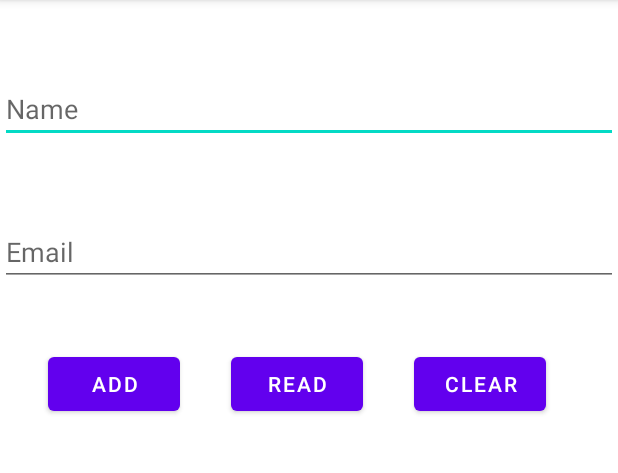
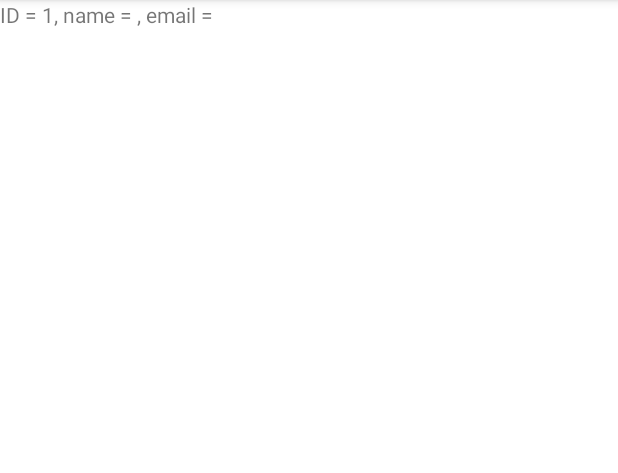
Before and after one commit to zorinivanand/TestSql, an Android app: the screen it shows after launch (MainActivity before the commit, ActivityResult after it), after a tap on "READ", on a phone screen of 412 x 824 dp, the part 84-557 px from its top. Run offline under Robolectric (Android 15) with nearby library versions, the phone set to English and light mode, and no system bars.

Commit message:
aad output in textview new activity

```diff
--- a/app/src/main/AndroidManifest.xml
+++ b/app/src/main/AndroidManifest.xml
@@ -3,12 +3,13 @@
     package="ru.zorinivan.testsql">
 
     <application
-        android:allowBackup="true"
+
         android:icon="@mipmap/ic_launcher"
         android:label="@string/app_name"
         android:roundIcon="@mipmap/ic_launcher_round"
         android:supportsRtl="true"
         android:theme="@style/Theme.TestSQL">
+        <activity android:name=".ActivityResult" />
         <activity android:name=".MainActivity">
             <intent-filter>
                 <action android:name="android.intent.action.MAIN" />
--- /dev/null
+++ b/app/src/main/java/ru/zorinivan/testsql/ActivityResult.java
@@ -0,0 +1,37 @@
+package ru.zorinivan.testsql;
+
+import androidx.appcompat.app.AppCompatActivity;
+
+import android.annotation.SuppressLint;
+import android.database.Cursor;
+import android.database.sqlite.SQLiteDatabase;
+import android.os.Bundle;
+import android.widget.TextView;
+
+public class ActivityResult extends AppCompatActivity {
+TextView textView;
+DBHelper dbHelper = new DBHelper(this);
+    @SuppressLint("SetTextI18n")
+    @Override
+    protected void onCreate(Bundle savedInstanceState) {
+        super.onCreate(savedInstanceState);
+        setContentView(R.layout.activity_result);
+
+        SQLiteDatabase database = dbHelper.getReadableDatabase();
+        Cursor cursor = database.query(DBHelper.TABLE_CONTACTS,null,
+                null,null,null,null,null);
+        cursor.moveToFirst();
+
+            int idIndex = cursor.getColumnIndex(DBHelper.KEY_ID);
+            int nameIndex = cursor.getColumnIndex(DBHelper.KEY_NAME);
+            int emailIndex = cursor.getColumnIndex(DBHelper.KEY_MAIL);
+
+        textView = findViewById(R.id.textView);
+
+        textView.setText("ID = "+cursor.getInt(idIndex)+
+                ", name = "+cursor.getString(nameIndex)+
+                ", email = "+cursor.getString(emailIndex));
+        cursor.moveToNext();
+        cursor.close();
+    }
+}
--- a/app/src/main/java/ru/zorinivan/testsql/MainActivity.java
+++ b/app/src/main/java/ru/zorinivan/testsql/MainActivity.java
@@ -4,6 +4,7 @@ import androidx.appcompat.app.AppCompatActivity;
 
 import android.annotation.SuppressLint;
 import android.content.ContentValues;
+import android.content.Intent;
 import android.database.Cursor;
 import android.database.sqlite.SQLiteDatabase;
 import android.os.Bundle;
@@ -58,25 +59,8 @@ public class MainActivity extends AppCompatActivity implements View.OnClickListe
 
 
             case R.id.buttonRead:
-                Cursor cursor = database.query(DBHelper.TABLE_CONTACTS,null,
-                        null,null,null,null,null);
-
-                if (cursor.moveToFirst()){
-                    int idIndex = cursor.getColumnIndex(DBHelper.KEY_ID);
-                    int nameIndex = cursor.getColumnIndex(DBHelper.KEY_NAME);
-                    int emailIndex = cursor.getColumnIndex(DBHelper.KEY_MAIL);
-                    do {
-                        Log.d("mLog","ID = "+cursor.getInt(idIndex)+
-                                ", name = "+cursor.getString(nameIndex)+
-                                ", email = "+cursor.getString(emailIndex));
-                    } while (cursor.moveToNext());
-                }else
-                    Log.d("mLog","0 rows");
-                System.out.println(Log.d("mLog","ID = "+cursor.getInt(idIndex)+
-                        ", name = "+cursor.getString(nameIndex)+
-                        ", email = "+cursor.getString(emailIndex)));
-
-                cursor.close();
+                Intent intent = new Intent(MainActivity.this, ActivityResult.class);
+                startActivity(intent);
                 break;
 
             case R.id.buttonClear:
--- /dev/null
+++ b/app/src/main/res/layout/activity_result.xml
@@ -0,0 +1,10 @@
+<?xml version="1.0" encoding="utf-8"?>
+<ScrollView xmlns:android="http://schemas.android.com/apk/res/android"
+    android:layout_width="match_parent" android:layout_height="match_parent">
+
+    <TextView
+        android:id="@+id/textView"
+        android:layout_width="match_parent"
+        android:layout_height="wrap_content"
+        android:text="TextView" />
+</ScrollView>
--- a/app/src/main/res/values/strings.xml
+++ b/app/src/main/res/values/strings.xml
@@ -1,3 +1,6 @@
 <resources>
     <string name="app_name">TestSQL</string>
+    <string name="result">
+
+    </string>
 </resources>
```
